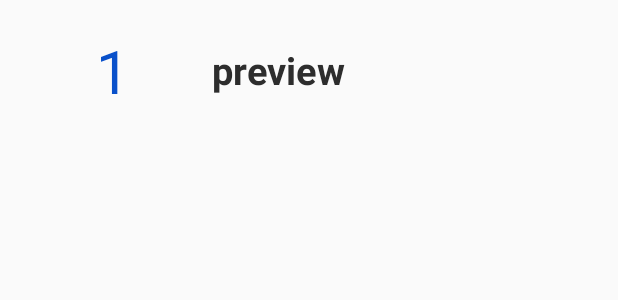
After one commit to tirth19/Fastbook_new, an Android app: the layout layout_index.xml on its own in the app's theme, with its tools: preview values and no code run, on a phone screen of 412 x 824 dp. The commit adds this screen. Shown: the top 300 px of the screen. Run offline under Robolectric (Android 15) with nearby library versions, the phone set to English and light mode, and no system bars; Roboto replaces fonts that are not available here.

Commit message:
Added IndexActivity to show the list of contents for a book. Modified intent of PageActivity to take in BOOK_NAME as well as CHAPTER (which is int). Updated the intent at BookDescriptionActivity too.

```diff
--- a/app/src/main/AndroidManifest.xml
+++ b/app/src/main/AndroidManifest.xml
@@ -12,7 +12,8 @@
         android:roundIcon="@drawable/fastbook_logo_round"
         android:supportsRtl="true"
         android:theme="@style/AppTheme">
-        <activity android:name=".CollectionActivity"></activity>
+        <activity android:name=".IndexActivity"></activity>
+        <activity android:name=".CollectionActivity" />
         <activity android:name=".PageActivity" />
         <activity android:name=".NotificationView" />
         <activity android:name=".LibraryActivity" />
--- a/app/src/main/java/com/gyansaarthi/fastbook/BookDescriptionActivity.java
+++ b/app/src/main/java/com/gyansaarthi/fastbook/BookDescriptionActivity.java
@@ -140,6 +140,7 @@ public class BookDescriptionActivity extends AppCompatActivity {
                 //Adding key value pairs to this bundle
                 //there are quite a lot data types you can store in a bundle
                 extras.putString("BOOK_NAME",bookTitle);
+                extras.putInt("CHAPTER",0);
                 Intent chunkIntent = new Intent(getApplicationContext(), PageActivity.class);
                 chunkIntent.putExtras(extras);
                 startActivity(chunkIntent);
--- /dev/null
+++ b/app/src/main/res/layout/layout_index.xml
@@ -0,0 +1,35 @@
+<?xml version="1.0" encoding="utf-8"?>
+<RelativeLayout xmlns:android="http://schemas.android.com/apk/res/android"
+    android:layout_width="match_parent" android:layout_height="wrap_content"
+    android:padding="20dp"
+    android:id="@+id/index_parent_id">
+    <LinearLayout
+        android:layout_width="match_parent"
+        android:layout_height="wrap_content"
+        android:orientation="horizontal"
+        android:weightSum="100">
+        <TextView
+            android:layout_width="0dp"
+            android:layout_height="wrap_content"
+            android:scaleType="centerCrop"
+            android:id="@+id/chapterNumberTextView"
+            android:text="1"
+            android:layout_gravity="center"
+            android:textSize="40dp"
+            android:textAlignment="center"
+            android:textColor="@color/blue"
+            android:layout_weight="30" />
+        <TextView
+            android:layout_width="0dp"
+            android:layout_height="wrap_content"
+            android:layout_weight="70"
+            android:paddingLeft="10dp"
+            android:text="preview"
+            android:textSize="25sp"
+            android:textStyle="bold"
+            android:maxLines="2"
+            android:textColor="#2d2d2d"
+            android:id="@+id/chapter_title_text_view"
+            android:layout_gravity="center"/>
+    </LinearLayout>
+</RelativeLayout>
```
Also changed, not shown: app/src/main/java/com/gyansaarthi/fastbook/Adapters/SimpleListAdapter.java (added, +88 -0 lines), app/src/main/java/com/gyansaarthi/fastbook/IndexActivity.java (added, +96 -0 lines), app/src/main/java/com/gyansaarthi/fastbook/PageActivity.java (+18 -2 lines), app/src/main/res/layout/activity_index.xml (added, +12 -0 lines).
